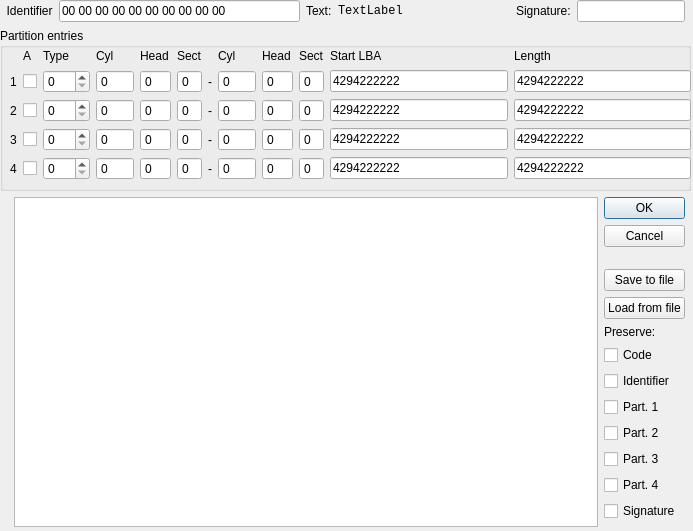
The window that LinImaMT/mbrsector.ui (MCbx/linimamt) describes before a commit, drawn with Qt 5.
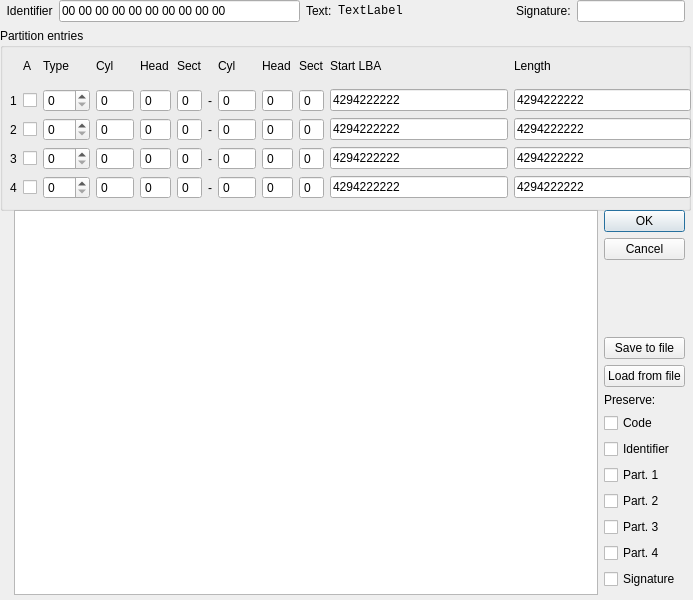
The same window after the commit. Custom widgets are drawn as their Qt base class.

```diff
--- a/LinImaMT/mbrsector.ui
+++ b/LinImaMT/mbrsector.ui
@@ -7,7 +7,7 @@
     <x>0</x>
     <y>0</y>
     <width>693</width>
-    <height>531</height>
+    <height>600</height>
    </rect>
   </property>
   <property name="sizePolicy">
@@ -19,7 +19,7 @@
   <property name="maximumSize">
    <size>
     <width>693</width>
-    <height>531</height>
+    <height>600</height>
    </size>
   </property>
   <property name="windowTitle">
@@ -31,7 +31,7 @@
      <x>0</x>
      <y>0</y>
      <width>691</width>
-     <height>191</height>
+     <height>211</height>
     </rect>
    </property>
    <layout class="QGridLayout" name="gridLayout_2">
@@ -69,7 +69,7 @@
          <x>10</x>
          <y>20</y>
          <width>681</width>
-         <height>132</height>
+         <height>151</height>
         </rect>
        </property>
        <layout class="QGridLayout" name="gridLayout">
@@ -744,9 +744,9 @@
    <property name="geometry">
     <rect>
      <x>14</x>
-     <y>197</y>
+     <y>210</y>
      <width>671</width>
-     <height>330</height>
+     <height>385</height>
     </rect>
    </property>
    <layout class="QGridLayout" name="gridLayout_3">
```
